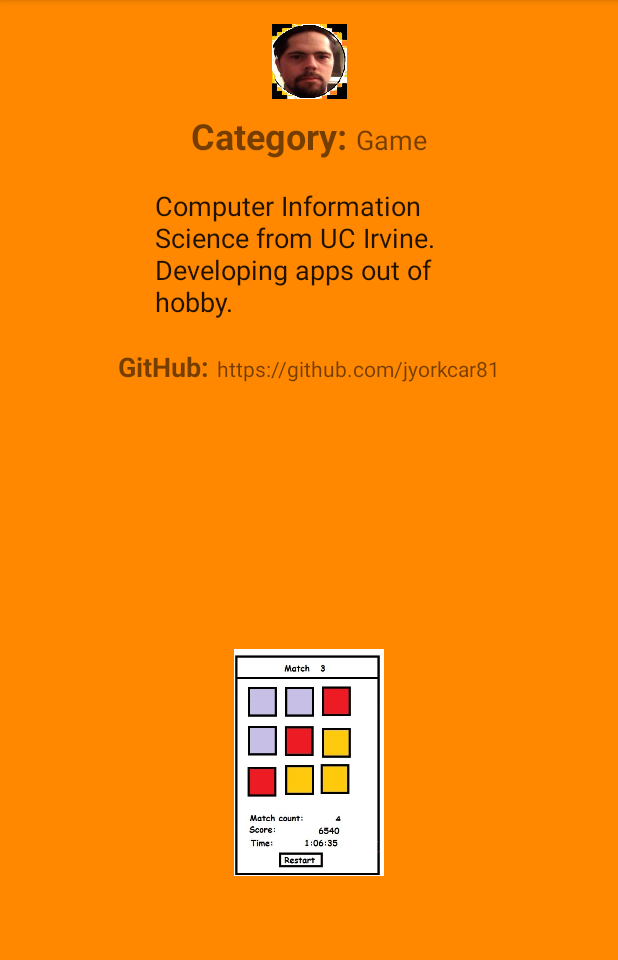
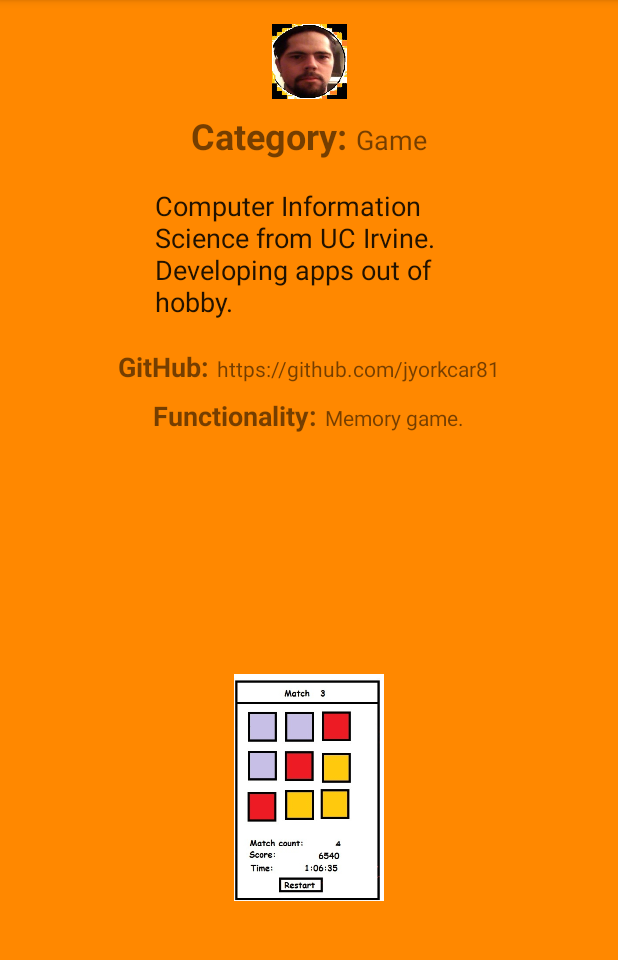
Before and after one commit to jyorkcar81/Portal_upgrade3, an Android app: the PersonalActivity screen opened directly, with no data from a screen before it, on a phone screen of 412 x 824 dp, the part 84-1044 px from its top. Run offline under Robolectric (Android 15) with nearby library versions, the phone set to English and light mode, and no system bars.

Commit message:
Upgrade 3

```diff
--- a/app/src/main/res/layout/activity_personal.xml
+++ b/app/src/main/res/layout/activity_personal.xml
@@ -93,7 +93,9 @@
         android:orientation="horizontal"
         app:layout_constraintLeft_toLeftOf="parent"
         app:layout_constraintRight_toRightOf="parent"
-        app:layout_constraintTop_toBottomOf="@+id/editText">
+        app:layout_constraintTop_toBottomOf="@+id/editText"
+        android:layout_marginStart="8dp"
+        android:layout_marginEnd="8dp">
 
         <TextView
             android:id="@+id/textView12"
@@ -114,6 +116,42 @@
             android:layout_width="wrap_content"
             android:layout_height="wrap_content"
             android:text="@string/myGitHubLink" />
+
+    </LinearLayout>
+
+    <LinearLayout
+        android:id="@+id/linearLayout122"
+        android:layout_width="wrap_content"
+        android:layout_height="wrap_content"
+        android:layout_weight="1"
+        android:orientation="horizontal"
+        android:layout_marginLeft="8dp"
+        app:layout_constraintLeft_toLeftOf="parent"
+        android:layout_marginRight="8dp"
+        app:layout_constraintRight_toRightOf="parent"
+        android:layout_marginTop="8dp"
+        app:layout_constraintTop_toBottomOf="@+id/linearLayout8">
+
+        <TextView
+            android:id="@+id/textView13"
+            android:layout_width="wrap_content"
+            android:layout_height="wrap_content"
+            android:layout_weight="1"
+            android:text="@string/functionality_label"
+            android:textSize="18sp"
+            android:textStyle="bold" />
+
+        <Space
+            android:layout_width="5dp"
+            android:layout_height="match_parent"
+            android:layout_weight="1" />
+
+        <TextView
+            android:id="@+id/textView14"
+            android:layout_width="wrap_content"
+            android:layout_height="wrap_content"
+            android:layout_weight="1"
+            android:text="@string/functionality_description" />
     </LinearLayout>
 
     <ImageView
@@ -130,6 +168,6 @@
         android:layout_marginStart="8dp"
         android:layout_marginEnd="8dp"
         android:layout_marginTop="8dp"
-        app:layout_constraintTop_toBottomOf="@+id/linearLayout8" />
+        app:layout_constraintTop_toBottomOf="@+id/linearLayout122" />
 
 </android.support.constraint.ConstraintLayout>
--- a/app/src/main/res/values/strings.xml
+++ b/app/src/main/res/values/strings.xml
@@ -60,4 +60,9 @@
     <string name="about_menu_item">About Me and App</string>
     <string name="link_menu_item">Link to App</string>
 
+
+    <string name="functionality_label">Functionality:</string>
+    <string name="functionality_description">Memory game.</string>
+
+
 </resources>
```
